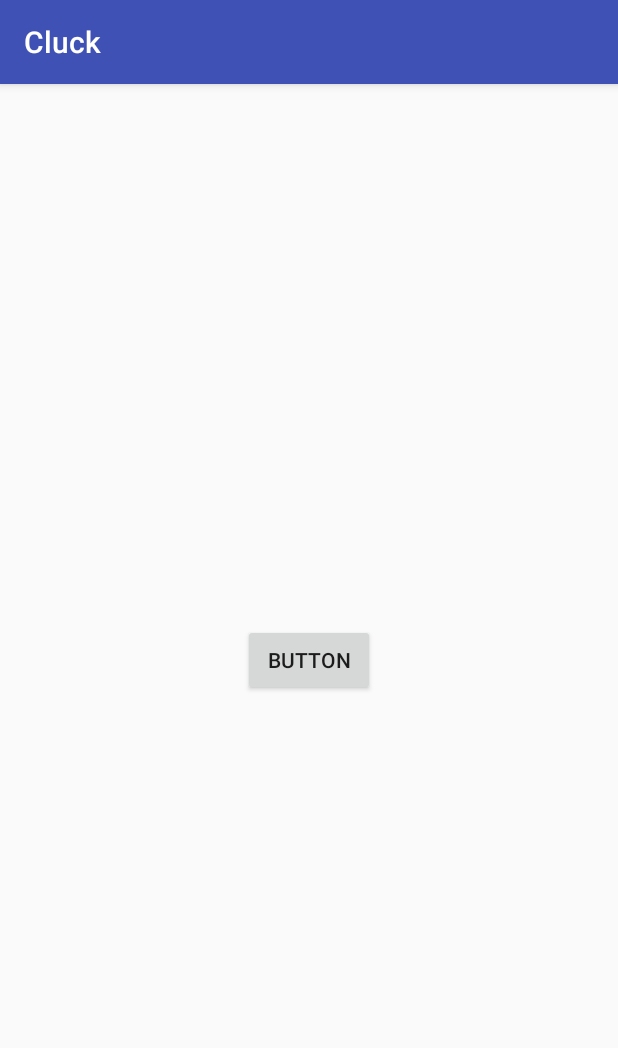
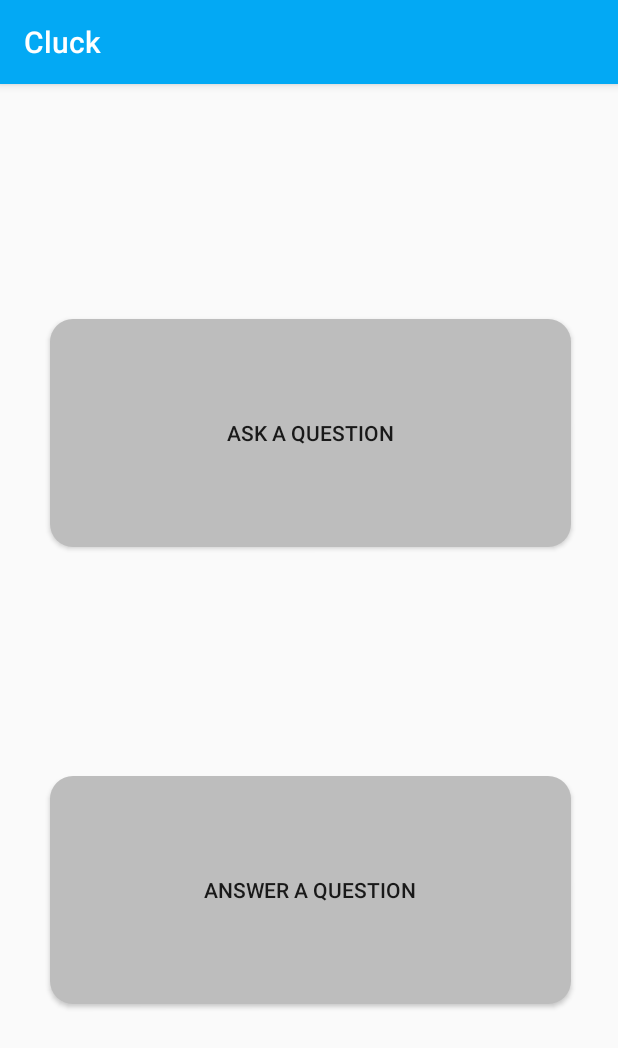
Before and after one commit to hshkryaba/clucky, an Android app: the ModeSelectActivity screen opened directly, with no data from a screen before it, on a phone screen of 412 x 824 dp. Shown: the top 1048 px of the screen. Run offline under Robolectric (Android 15) with nearby library versions, the phone set to English and light mode, and no system bars.

Commit message:
Добавлен экран выбора вопроса или ответа.

```diff
--- a/app/src/main/java/com/studios/uio443/cluck/ModeSelectActivity.java
+++ b/app/src/main/java/com/studios/uio443/cluck/ModeSelectActivity.java
@@ -2,6 +2,8 @@ package com.studios.uio443.cluck;
 
 import android.support.v7.app.AppCompatActivity;
 import android.os.Bundle;
+import android.view.Menu;
+import android.view.MenuInflater;
 
 public class ModeSelectActivity extends AppCompatActivity {
 
@@ -10,4 +12,7 @@ public class ModeSelectActivity extends AppCompatActivity {
         super.onCreate(savedInstanceState);
         setContentView(R.layout.activity_mode_select);
     }
+
+
+
 }
--- /dev/null
+++ b/app/src/main/res/drawable/round_corner_button.xml
@@ -0,0 +1,11 @@
+<?xml version="1.0" encoding="utf-8"?>
+<selector xmlns:android="http://schemas.android.com/apk/res/android">
+    <item>
+        <shape android:shape="rectangle">
+            <solid android:color="@color/colorDivider"/>
+
+            <!--corners allow us to make the rounded corners button-->
+            <corners android:radius="15dp" />
+        </shape>
+    </item>
+</selector>
--- a/app/src/main/res/layout/activity_mode_select.xml
+++ b/app/src/main/res/layout/activity_mode_select.xml
@@ -7,14 +7,47 @@
     tools:context=".ModeSelectActivity">
 
     <Button
-        android:id="@+id/button"
+        android:id="@+id/btnAnswer"
+        android:layout_width="347dp"
+        android:layout_height="152dp"
+        android:layout_marginBottom="8dp"
+        android:layout_marginEnd="8dp"
+        android:layout_marginStart="8dp"
+        android:layout_marginTop="8dp"
+        android:background="@drawable/round_corner_button"
+        android:text="Answer A Question"
+        app:layout_constraintBottom_toBottomOf="parent"
+        app:layout_constraintEnd_toEndOf="parent"
+        app:layout_constraintHorizontal_bias="0.523"
+        app:layout_constraintStart_toStartOf="parent"
+        app:layout_constraintTop_toBottomOf="@+id/space"
+        app:layout_constraintVertical_bias="0.321" />
+
+    <Button
+        android:id="@+id/btnAsk"
+        android:layout_width="347dp"
+        android:layout_height="152dp"
+        android:layout_marginBottom="8dp"
+        android:layout_marginEnd="8dp"
+        android:layout_marginStart="8dp"
+        android:layout_marginTop="8dp"
+        android:background="@drawable/round_corner_button"
+        android:text="Ask A Question"
+        app:layout_constraintBottom_toTopOf="@+id/space"
+        app:layout_constraintEnd_toEndOf="parent"
+        app:layout_constraintHorizontal_bias="0.523"
+        app:layout_constraintStart_toStartOf="parent"
+        app:layout_constraintTop_toTopOf="parent"
+        app:layout_constraintVertical_bias="0.689" />
+
+    <Space
+        android:id="@+id/space"
         android:layout_width="wrap_content"
         android:layout_height="wrap_content"
         android:layout_marginBottom="8dp"
         android:layout_marginEnd="8dp"
         android:layout_marginStart="8dp"
         android:layout_marginTop="8dp"
-        android:text="Button"
         app:layout_constraintBottom_toBottomOf="parent"
         app:layout_constraintEnd_toEndOf="parent"
         app:layout_constraintStart_toStartOf="parent"
--- a/app/src/main/res/values/colors.xml
+++ b/app/src/main/res/values/colors.xml
@@ -1,7 +1,12 @@
 <?xml version="1.0" encoding="utf-8"?>
 <resources>
-    <color name="colorPrimary">#3F51B5</color>
-    <color name="colorPrimaryDark">#303F9F</color>
-    <color name="colorAccent">#FF4081</color>
+    <color name="colorPrimary">#03A9F4</color>
+    <color name="colorPrimaryDark">#0288D1</color>
+    <color name="colorPrimaryLight">#B3E5FC</color>
+    <color name="colorAccent">#448AFF</color>
+    <color name="colorIcons">#FFFFFF</color>
+    <color name="colorPrimaryText">#212121</color>
+    <color name="colorSecondaryTexy">#757575</color>
+    <color name="colorDivider">#BDBDBD</color>
 
 </resources>
--- a/app/src/main/res/values/styles.xml
+++ b/app/src/main/res/values/styles.xml
@@ -8,4 +8,5 @@
         <item name="colorAccent">@color/colorAccent</item>
     </style>
 
+
 </resources>
```
